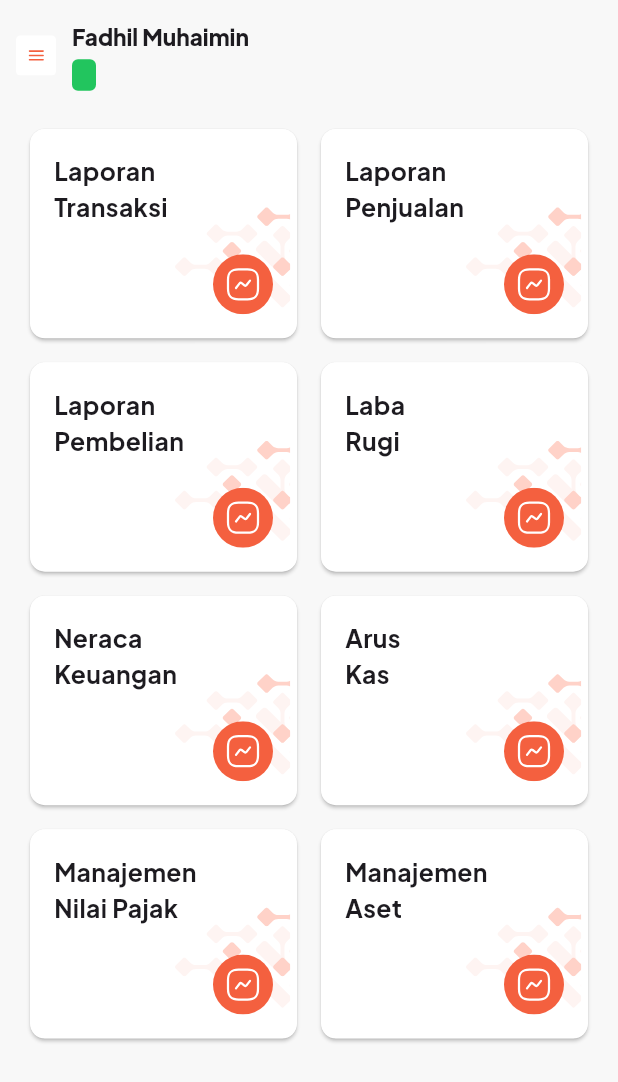
After one commit to AKIB-POS/akib_pos, a Flutter app: the AccountingPage screen opened directly, on a phone screen of 412 x 824 dp. The commit adds this screen. Shown: the top 1082 px of the screen. Run offline on Flutter 3.47's test engine with Material 3 defaults, Android fonts, the phone set to English and light mode, and no system bars; our stand-ins replace badges, bloc, connectivity_plus, currency_text_input_formatter, dartz, dropdown_button2 and 14 more; missing offline and left inert: auto_height_grid_view, blue_thermal_printer, d_info; accounts and stored records are empty; network calls fail; statements that could not run were skipped.

Commit message:
init accounting

```diff
--- a/lib/features/accounting/presentation/pages/accounting_page.dart
+++ b/lib/features/accounting/presentation/pages/accounting_page.dart
@@ -1,13 +1,31 @@
+import 'package:akib_pos/common/app_colors.dart';
+import 'package:akib_pos/features/accounting/presentation/widgets/accounting_grid_menu.dart';
+import 'package:akib_pos/features/accounting/presentation/widgets/appbar_accounting_page.dart';
+import 'package:akib_pos/features/home/widget/my_drawer.dart';
 import 'package:flutter/material.dart';
+import 'package:sizer/sizer.dart';
 
+class AccountingPage extends StatelessWidget {
+  @override
+  Widget build(BuildContext context) {
+    return Scaffold(
 
-class AccountingPage extends StatefulWidget {
-	@override
-	createState() => _AccountingPage();
+      resizeToAvoidBottomInset: false,
+      backgroundColor: AppColors.backgroundGrey,
+      drawer: MyDrawer(),
+       appBar: PreferredSize(
+        preferredSize: Size.fromHeight(8.h), // Tinggi AppBar ditambah di sini
+        child: AppBar(
+          forceMaterialTransparency: true,
+          automaticallyImplyLeading: false, // Menghilangkan tombol default menu drawer
+          backgroundColor: const Color.fromRGBO(248, 248, 248, 1),
+          elevation: 0,
+          flexibleSpace: SafeArea(
+            child: AppBarAccountingContent(),
+          ),
+        ),
+      ),
+      body: AccountingGridMenu(),
+    );
+  }
 }
-class _AccountingPage extends State<AccountingPage> {
-	@override
-	Widget build(BuildContext context) {
-		return const Center(child: Text('Accounting Page'),);
-	}
-}
--- /dev/null
+++ b/lib/features/accounting/presentation/widgets/accounting_grid_menu.dart
@@ -0,0 +1,89 @@
+import 'package:flutter/material.dart';
+import 'package:flutter_svg/svg.dart';
+import 'package:sizer/sizer.dart';
+
+class AccountingGridMenu extends StatelessWidget {
+  final List<Map<String, String>> menuItems = [
+    {"title": "Laporan\nTransaksi", "icon": "assets/icons/accounting/ic_arus_kas.svg"},
+    {"title": "Laporan\nPenjualan", "icon": "assets/icons/accounting/ic_arus_kas.svg"},
+    {"title": "Laporan\nPembelian", "icon": "assets/icons/accounting/ic_arus_kas.svg"},
+    {"title": "Laba\nRugi", "icon": "assets/icons/accounting/ic_arus_kas.svg"},
+    {"title": "Neraca\nKeuangan", "icon": "assets/icons/accounting/ic_arus_kas.svg"},
+    {"title": "Arus\nKas", "icon": "assets/icons/accounting/ic_arus_kas.svg"},
+    {"title": "Manajemen\nNilai Pajak", "icon": "assets/icons/accounting/ic_arus_kas.svg"},
+    {"title": "Manajemen\nAset", "icon": "assets/icons/accounting/ic_arus_kas.svg"},
+  ];
+
+  @override
+  Widget build(BuildContext context) {
+    return GridView.builder(
+      padding: EdgeInsets.all(16),
+      gridDelegate: const SliverGridDelegateWithFixedCrossAxisCount(
+        crossAxisCount: 2, // 2 cards per row
+        crossAxisSpacing: 8,
+        mainAxisSpacing: 8,
+        childAspectRatio: 1.26
+      ),
+      itemCount: menuItems.length,
+      itemBuilder: (context, index) {
+        return AccountingMenuItem(
+          title: menuItems[index]["title"]!,
+          iconPath: menuItems[index]["icon"]!,
+        );
+      },
+    );
+  }
+}
+
+class AccountingMenuItem extends StatelessWidget {
+  final String title;
+  final String iconPath;
+
+  AccountingMenuItem({required this.title, required this.iconPath});
+
+  @override
+  Widget build(BuildContext context) {
+    return Card(
+      color: Colors.white,
+      shape: RoundedRectangleBorder(
+        borderRadius: BorderRadius.circular(10.0),
+      ),
+      child: ClipRRect(
+        borderRadius: BorderRadius.circular(16.0), // Terapkan radius yang sama
+        child: Stack(
+          children: [
+            Positioned.fill(
+              child: SvgPicture.asset(
+                "assets/images/bg_card_accounting.svg", // Background SVG
+                fit: BoxFit.scaleDown,
+              ),
+            ),
+            Padding(
+              padding: const EdgeInsets.all(16.0),
+              child: Column(
+                crossAxisAlignment: CrossAxisAlignment.start,
+                children: [
+                  Text(
+                    title,
+                    style: TextStyle(fontSize: 12.sp, fontWeight: FontWeight.bold), // Sesuaikan ukuran teks dengan Sizer
+                  ),
+                  Spacer(),
+                  Row(
+                    children: [
+                      Spacer(),
+                       SvgPicture.asset(
+                    iconPath,
+                    height: 40, // Sesuaikan ukuran ikon
+                    width: 40,
+                  ),
+                    ]
+                  )
+                ],
+              ),
+            ),
+          ],
+        ),
+      ),
+    );
+  }
+}
--- /dev/null
+++ b/lib/features/accounting/presentation/widgets/appbar_accounting_page.dart
@@ -0,0 +1,58 @@
+import 'package:akib_pos/common/app_colors.dart';
+import 'package:akib_pos/common/app_text_styles.dart';
+import 'package:akib_pos/features/auth/data/datasources/local_data_source.dart/auth_shared_pref.dart';
+import 'package:flutter/material.dart';
+import 'package:flutter_svg/svg.dart';
+import 'package:get_it/get_it.dart';
+import 'package:sizer/sizer.dart';
+
+class AppBarAccountingContent extends StatelessWidget {
+  final AuthSharedPref _authSharedPref = GetIt.instance<AuthSharedPref>();
+  AppBarAccountingContent({super.key});
+
+  @override
+  Widget build(BuildContext context) {
+    return Padding(
+      padding: const EdgeInsets.only(top:8),
+      child: Row(
+        crossAxisAlignment: CrossAxisAlignment.start,
+        mainAxisAlignment: MainAxisAlignment.start,
+        children: [
+          Builder(
+            builder: (BuildContext context) {
+              return IconButton(
+                icon: SvgPicture.asset(
+                  "assets/icons/ic_burger_menu.svg",
+                  height: 6.5.h,
+                  width: 6.5.w,
+                ),
+                onPressed: () => Scaffold.of(context).openDrawer(),
+              );
+            },
+          ),
+          Column(
+            crossAxisAlignment: CrossAxisAlignment.start,
+            mainAxisAlignment: MainAxisAlignment.center,
+            children: [
+              Text('Fadhil Muhaimin', style: AppTextStyle.headline5),
+              SizedBox(
+                height: 4,
+              ),
+              Container(
+                padding: EdgeInsets.symmetric(horizontal: 8, vertical: 2),
+                decoration: BoxDecoration(
+                  borderRadius: BorderRadius.circular(4),
+                  color: AppColors.successMain,
+                ),
+                child: Text(
+                  _authSharedPref.getRole() ?? "",
+                  style: AppTextStyle.body3.copyWith(color: Colors.white),
+                ),
+              ),
+            ],
+          ),
+        ],
+      ),
+    );
+  }
+}
--- a/lib/features/home/widget/my_drawer.dart
+++ b/lib/features/home/widget/my_drawer.dart
@@ -10,8 +10,8 @@ import 'package:get_it/get_it.dart';
 import 'package:sizer/sizer.dart';
 
 class MyDrawer extends StatelessWidget {
-  final List<String> menuTitles = ["Dashboard", "Kasir", "HRD", "Stockist", "Settings"];
-  final List<String> iconTitles = ["assets/icons/ic_dashboard.svg", "assets/icons/ic_kasir.svg", "assets/icons/ic_hrd.svg", "assets/icons/ic_stockist.svg", "assets/icons/ic_pengaturan.svg"];
+  final List<String> menuTitles = ["Dashboard", "Kasir", "HRD", "Akunting", "Stockist", "Settings"];
+  final List<String> iconTitles = ["assets/icons/ic_dashboard.svg", "assets/icons/ic_kasir.svg", "assets/icons/ic_hrd.svg", "assets/icons/ic_akunting.svg", "assets/icons/ic_stockist.svg", "assets/icons/ic_pengaturan.svg"];
   final String cafeName = "Cafe Arrazzaq";
   final String ownerName = "Fadhil Muhaimin";
 
--- a/lib/routes/app_routes.dart
+++ b/lib/routes/app_routes.dart
@@ -1,6 +1,7 @@
 
 
 
+import 'package:akib_pos/features/accounting/presentation/pages/accounting_page.dart';
 import 'package:akib_pos/features/cashier/presentation/pages/cashier_page.dart';
 import 'package:akib_pos/features/cashier/presentation/pages/cashier_page.dart';
 import 'package:akib_pos/features/dashboard/presentation/pages/dashboard_page.dart';
@@ -12,8 +13,8 @@ import 'package:flutter/material.dart';
 
 class AppRoutes {
   static const String initialRoute = '/';
-  static List<Widget> pages = [DashboardPage(), CashierPage(), HrdPage(), StockistPage(), SettingsPage()];
-  static List<String> pageTitles = ["Dashboard", "Kasir", "HRD", "Stockist", "Pengaturan"];
+  static List<Widget> pages = [DashboardPage(), CashierPage(), HrdPage(), AccountingPage(), StockistPage(), SettingsPage()];
+  static List<String> pageTitles = ["Dashboard", "Kasir", "HRD", "Akunting", "Stockist", "Pengaturan"];
 
   static Route<dynamic> generateRoute(RouteSettings settings) {
     switch (settings.name) {
--- a/pubspec.yaml
+++ b/pubspec.yaml
@@ -107,6 +107,7 @@ flutter:
     - assets/icons/
     - assets/images/
     - assets/identity/
+    - assets/icons/accounting/
   # An image asset can refer to one or more resolution-specific "variants", see
   # https://flutter.dev/assets-and-images/#resolution-aware
 
```
Also changed, not shown: assets/icons/accounting/ic_arus_kas.svg (added), assets/icons/accounting/ic_laba_rugi.svg (added), assets/icons/accounting/ic_laporan_pembelian.svg (added), assets/icons/accounting/ic_laporan_penjualan.svg (added), assets/icons/accounting/ic_laporan_transaksi.svg (added), assets/icons/accounting/ic_manajemen_aset.svg (added), assets/icons/accounting/ic_manajemen_pajak.svg (added), assets/icons/accounting/ic_neraca_keuangan.svg (added), assets/images/bg_card_accounting.svg (added), 1 other file.
